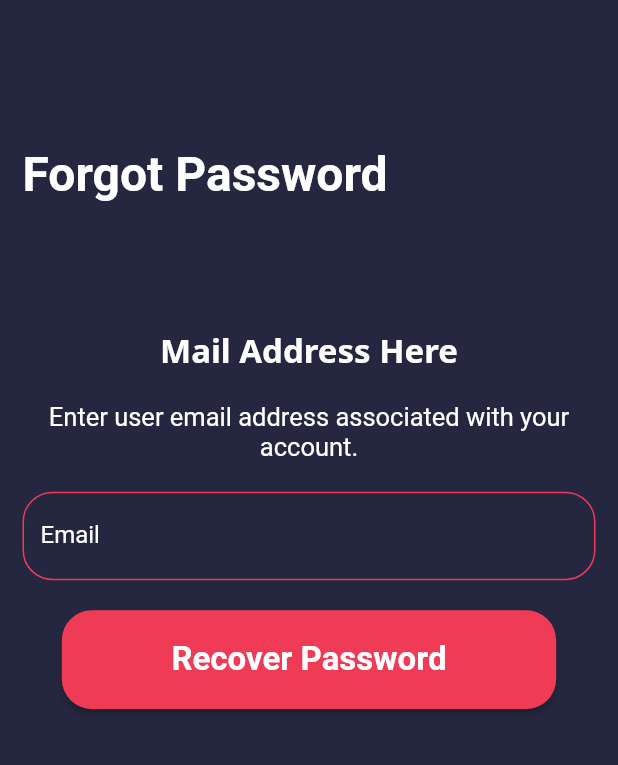
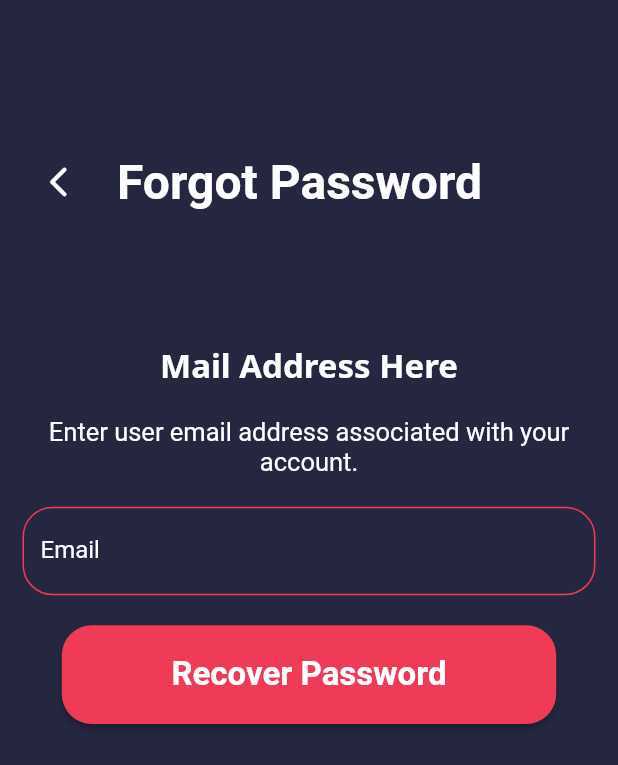
Before and after one commit to MuhammedNihalcp/social_media_app, a Flutter app: the screen it shows after launch, after a tap on "Forgot Password", on a phone screen of 412 x 824 dp. Shown: the top 765 px of the screen. Run offline on Flutter 3.47's test engine with Material 2 defaults, Android fonts, the phone set to English and light mode, and no system bars; our stand-ins replace flutter_otp_text_field, google_fonts.

Commit message:
add back button forgot password page

```diff
--- a/lib/Screen/auth/forget_password/view/forgot_password_view.dart
+++ b/lib/Screen/auth/forget_password/view/forgot_password_view.dart
@@ -33,8 +33,22 @@ class ScreenForgotPassword extends StatelessWidget {
                     SizedBox(
                       height: height * 0.1,
                     ),
-                    const AuthHeadText(
-                      text: 'Forgot Password',
+                    Row(
+                      children: [
+                        IconButton(
+                          onPressed: () {
+                            Navigator.of(context).pop();
+                          },
+                          icon: const Icon(
+                            Icons.arrow_back_ios_new_rounded,
+                            color: colorWhith,
+                          ),
+                        ),
+                        kwidth15,
+                        const AuthHeadText(
+                          text: 'Forgot Password',
+                        ),
+                      ],
                     ),
                     SizedBox(
                       height: height * 0.1,
```
